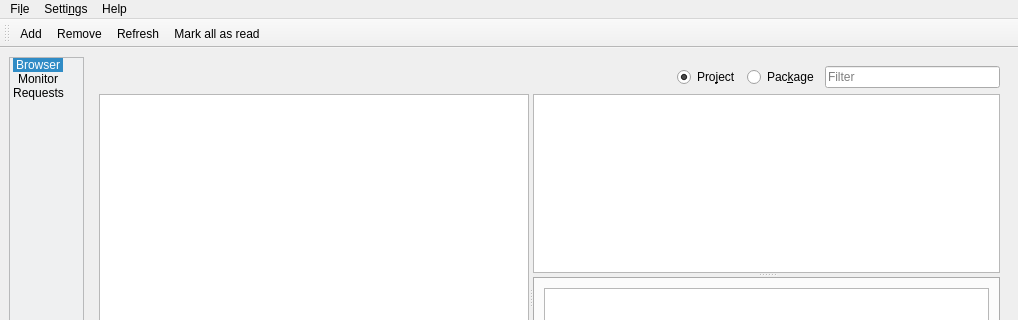
The window that src/gui/mainwindow.ui (javierllorente/qactus) describes before a commit, drawn with Qt 5; both pictures show x 0 to 1018 and y 0 to 320 of the 1018 by 540 pixel window.
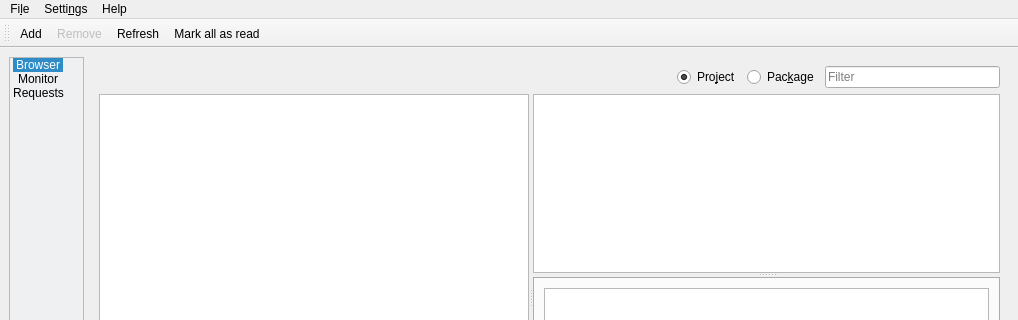
The same window after the commit. Icons and pictures are not drawn. Custom widgets are drawn as their Qt base class.

Commit message: "Remove" button enhancements - Enable/disable "Remove" button if an item is selected/deselected - Select current item after deleting selected items

Diff of the .ui file:
```diff
--- a/src/gui/mainwindow.ui
+++ b/src/gui/mainwindow.ui
@@ -520,6 +520,9 @@
    </property>
   </action>
   <action name="action_Remove">
+   <property name="enabled">
+    <bool>false</bool>
+   </property>
    <property name="icon">
     <iconset resource="../../application.qrc">
      <normaloff>:/icons/list-remove.png</normaloff>:/icons/list-remove.png</iconset>
```
The commit also changes 2 other files.
